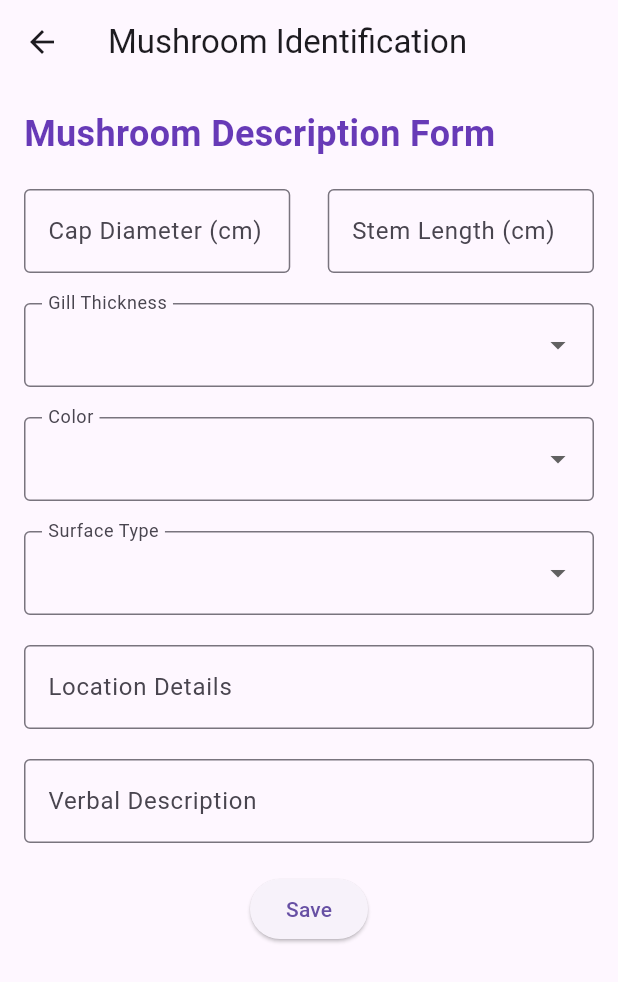
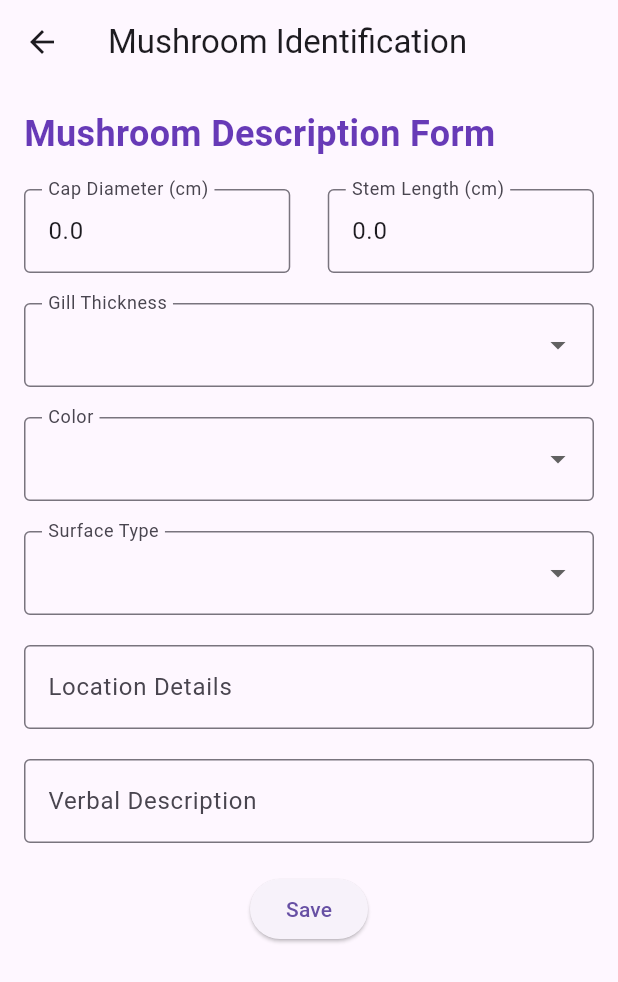
Before and after one commit to Farid-Bastoros/Shroomify, a Flutter app: the Identificationpage screen opened directly, after a tap on "Enter Text Info", on a phone screen of 412 x 824 dp. Shown: the top 982 px of the screen. Run offline on Flutter 3.47's test engine with Material 3 defaults, Android fonts, the phone set to English and light mode, and no system bars; our stand-ins replace animate_do, flutter_dotenv, flutter_markdown, google_fonts, image_picker, lucide_icons and 2 more.

Commit message:
Streamline identification

```diff
--- a/lib/experts/decision_forum.dart
+++ b/lib/experts/decision_forum.dart
@@ -40,4 +40,8 @@ class DecisionForum{
     return this.macroImageExpert?.canUseExpert();
   }
 
+  TextExpertStatus? isTextExpertReady(){
+    return this.textExpert?.canUseExpert();
+  }
+
 }
--- a/lib/experts/text_expert.dart
+++ b/lib/experts/text_expert.dart
@@ -3,6 +3,11 @@ import 'package:flutter/cupertino.dart';
 import 'package:http/http.dart' as http;
 import 'package:flutter_dotenv/flutter_dotenv.dart';
 
+enum TextExpertStatus{
+  NOT_READY,
+  PARTIAL_READY,
+  READY
+}
 
 class TextExpert{
 
@@ -66,7 +71,7 @@ class TextExpert{
   String get verbalDescription => _verbalDescription;
 
   set verbalDescription(String value){
-    this._verbalDescription = verbalDescription;
+    this._verbalDescription = value;
   }
 
   TextExpert({required this.expertUrl});
@@ -140,6 +145,28 @@ class TextExpert{
     }
   }
 
+  TextExpertStatus canUseExpert(){
+
+    final fields = [
+      capDiameter > 0.0,
+      stemLength > 0.0,
+      _color.isNotEmpty,
+      _surface.isNotEmpty,
+      _gillThickness.isNotEmpty,
+      _location.isNotEmpty,
+      _verbalDescription.isNotEmpty
+    ];
+
+    //all fields filled out
+    if (fields.every((f) => f)) return TextExpertStatus.READY;
+
+    //no fields filled out
+    if (fields.every((f) => !f)) return TextExpertStatus.NOT_READY;
+
+    //some fields filled out
+    return TextExpertStatus.PARTIAL_READY;
+  }
+
   Future<bool> checkConnection() async {
     try {
       final response = await http.get(Uri.parse(this.expertUrl))
--- a/lib/screens/IdentificationPage.dart
+++ b/lib/screens/IdentificationPage.dart
@@ -1,4 +1,5 @@
 import 'package:flutter/material.dart';
+import 'package:shroomify/experts/text_expert.dart';
 import 'dart:io';
 import 'package:shroomify/screens/MacroImageIdentification.dart';
 import 'package:shroomify/screens/MicroImageIdentification.dart';
@@ -34,6 +35,36 @@ class _IdentificationpageState extends State<Identificationpage> {
       return false;
     }
 
+  }
+
+  int textFormStatus(){
+    TextExpertStatus? textExpertStatus = DecisionForum.instance.isTextExpertReady();
+
+    if(textExpertStatus != null){
+      if(textExpertStatus == TextExpertStatus.READY){
+        return 1;
+      }else if(textExpertStatus == TextExpertStatus.PARTIAL_READY){
+        return 2;
+      }
+    }
+
+    return 0;
+  }
+
+  bool oneAgentReady(){
+    return imageSelectedMacroscopic() || imageSelectedMicroscopic() || textFormStatus() >= 1;
+  }
+
+  bool allAgentsReady(){
+    return imageSelectedMicroscopic() && imageSelectedMicroscopic() && textFormStatus() >= 1;
+  }
+
+  bool submitDisabled(){
+    if (allAgentsReady() == false && oneAgentReady() == false){
+      return true;
+    }else{
+      return false;
+    }
   }
 
   @override
@@ -82,6 +113,9 @@ class _IdentificationpageState extends State<Identificationpage> {
               ],
             ),
             const SizedBox(height: 16),
+            Row(
+              mainAxisSize: MainAxisSize.min,
+              children: [
                 ElevatedButton(
                   onPressed: () {
                     Navigator.push(
@@ -91,6 +125,24 @@ class _IdentificationpageState extends State<Identificationpage> {
                   },
                   child: const Text('Enter Text Info'),
                 ),
+                const SizedBox(width: 10),
+                if (textFormStatus() == 1)
+                    const Icon(Icons.check_circle, color: Colors.green),
+                if (textFormStatus() == 2)
+                  const Icon(Icons.check_circle, color: Colors.deepOrange,),
+              ],
+
+            ),
+            SizedBox(height: 70,),
+            ElevatedButton(onPressed: submitDisabled() ? null : (){
+              if(allAgentsReady()){
+                //TODO: start identification
+              }else if(oneAgentReady()){
+                //TODO: Warning, then start identification
+              }
+            }, child: const Text('Start Identification')
+            )
+
           ],
         ),
       ),
--- a/lib/screens/TextIdentification.dart
+++ b/lib/screens/TextIdentification.dart
@@ -10,8 +10,13 @@ class TextIdentification extends StatefulWidget {
 }
 
 class _TextIdentificationState extends State<TextIdentification> {
-  final TextEditingController _controller = TextEditingController();
-  String _description = '';
+
+  final _formKey = GlobalKey<FormState>();
+
+  late TextEditingController capDiameterController;
+  late TextEditingController locationController;
+  late TextEditingController verbalDescriptionController;
+  late TextEditingController stemLengthController;
 
   double capDiameter = 0.0;
 
@@ -32,6 +37,17 @@ class _TextIdentificationState extends State<TextIdentification> {
     verbalDescription = DecisionForum.instance.textExpert!.verbalDescription;
   }
 
+  @override
+  void initState(){
+    super.initState();
+
+    capDiameterController = TextEditingController(text: capDiameter.toString());
+    stemLengthController = TextEditingController(text: stemLength.toString());
+    locationController = TextEditingController(text: location);
+    verbalDescriptionController = TextEditingController(text: verbalDescription);
+
+  }
+
   final List<String> colors = ['','White', 'Brown', 'Yellow', 'Red', 'Gray'];
   final List<String> surfaces = ['','Smooth', 'Scaly', 'Sticky', 'Fibrillose'];
   final List<String> gillOptions = ['','Thin', 'Medium', 'Thick'];
@@ -46,11 +62,14 @@ class _TextIdentificationState extends State<TextIdentification> {
       ),
       body: Padding(
         padding: const EdgeInsets.all(16.0),
-        child: Column(
+        child: SingleChildScrollView(
+            child: Form( key: _formKey,
+              child:
+              Column(
                 crossAxisAlignment: CrossAxisAlignment.start,
                 children: [
 
-            Text(
+                  const Text(
                     'Mushroom Description Form',
                     style: TextStyle(
                       fontSize: 24,
@@ -65,23 +84,25 @@ class _TextIdentificationState extends State<TextIdentification> {
                     children: [
                       Expanded(
                           child: TextFormField(
-                    decoration: InputDecoration(
+                            controller: capDiameterController,
+                            decoration: const InputDecoration(
                               labelText: 'Cap Diameter (cm)',
                               border: OutlineInputBorder(),
                             ),
                             keyboardType: TextInputType.numberWithOptions(decimal: true),
                             validator: (value) {
-                      if (value == null || value.isEmpty) return 'Enter diameter';
                               return null;
                             },
                             onSaved: (value) {
                               capDiameter = double.tryParse(value!) ?? 0.0;
+                              DecisionForum.instance.textExpert?.capDiameter = capDiameter;
                             },
                           )
                       ),
                       SizedBox(width: 25),
                       Expanded(child: TextFormField(
-                  decoration: InputDecoration(
+                        controller: stemLengthController,
+                        decoration: const InputDecoration(
                           labelText: 'Stem Length (cm)',
                           border: OutlineInputBorder(),
                         ),
@@ -92,6 +113,7 @@ class _TextIdentificationState extends State<TextIdentification> {
                         },
                         onSaved: (value) {
                           stemLength = double.tryParse(value!) ?? 0.0;
+                          DecisionForum.instance.textExpert?.stemLength = stemLength;
                         },
                       )
                       )
@@ -104,11 +126,11 @@ class _TextIdentificationState extends State<TextIdentification> {
                     items: gillOptions.map((g) {
                       return DropdownMenuItem(value: g, child: Text(g));
                     }).toList(),
-              decoration: InputDecoration(
+                    decoration: const InputDecoration(
                       labelText: 'Gill Thickness',
                       border: OutlineInputBorder(),
                     ),
-              onChanged: (value) => setState(() => gillThickness = value!),
+                    onChanged: (value) => setState((){  gillThickness = value!; DecisionForum.instance.textExpert?.gillThickness = gillThickness;}),
                     validator: (value) => value == null ? 'Select gill thickness' : null,
                   ),
                   SizedBox(height: 20),
@@ -121,7 +143,7 @@ class _TextIdentificationState extends State<TextIdentification> {
                       labelText: 'Color',
                       border: OutlineInputBorder(),
                     ),
-              onChanged: (value) => setState(() => color = value!),
+                    onChanged: (value) => setState((){  color = value!; DecisionForum.instance.textExpert?.color = color;}),
                     validator: (value) => value == null ? 'Select visible color' : null,
                   ),
                   SizedBox(height: 20),
@@ -134,49 +156,55 @@ class _TextIdentificationState extends State<TextIdentification> {
                       labelText: 'Surface Type',
                       border: OutlineInputBorder(),
                     ),
-              onChanged: (value) => setState(() => surface = value!),
+                    onChanged: (value) => setState((){  surface = value!; DecisionForum.instance.textExpert?.surface = surface;}),
                     validator: (value) => value == null ? 'Select Surface Type' : null,
                   ),
                   SizedBox(height: 20),
                   TextFormField(
+                    controller: locationController,
                     decoration: InputDecoration(
                       labelText: 'Location Details',
                       border: OutlineInputBorder(),
                     ),
                     keyboardType: TextInputType.text,
                     validator: (value) {
-                if (value == null || value.isEmpty) return 'Enter Location Description';
                       return null;
                     },
                     onSaved: (value) {
                       location = value!;
+                      DecisionForum.instance.textExpert?.location = location;
                     },
                   ),
                   SizedBox(height: 20),
                   TextFormField(
+                    controller: verbalDescriptionController,
                     decoration: InputDecoration(
                       labelText: 'Verbal Description',
                       border: OutlineInputBorder(),
                     ),
                     keyboardType: TextInputType.text,
                     validator: (value) {
-                if (value == null || value.isEmpty) return 'Enter Verbal Description';
                       return null;
                     },
                     onSaved: (value) {
                       verbalDescription = value!;
+                      DecisionForum.instance.textExpert?.verbalDescription = verbalDescription;
                     },
                   ),
-            SizedBox(height: 20,),
+                  const SizedBox(height: 20,),
                   Center(
-              child: ElevatedButton(onPressed: (){}, child: Text('Save')),
+                    child: ElevatedButton(onPressed: (){
+                      if(_formKey.currentState!.validate()){
+                        _formKey.currentState!.save();
+                      }
+                    }, child: const Text('Save')),
                   )
 
 
-
-
                 ],
-        ),
+              )
+            ,),
+        )
       ),
     );
   }
```
Lines whose indentation alone changed are shown as unchanged.
